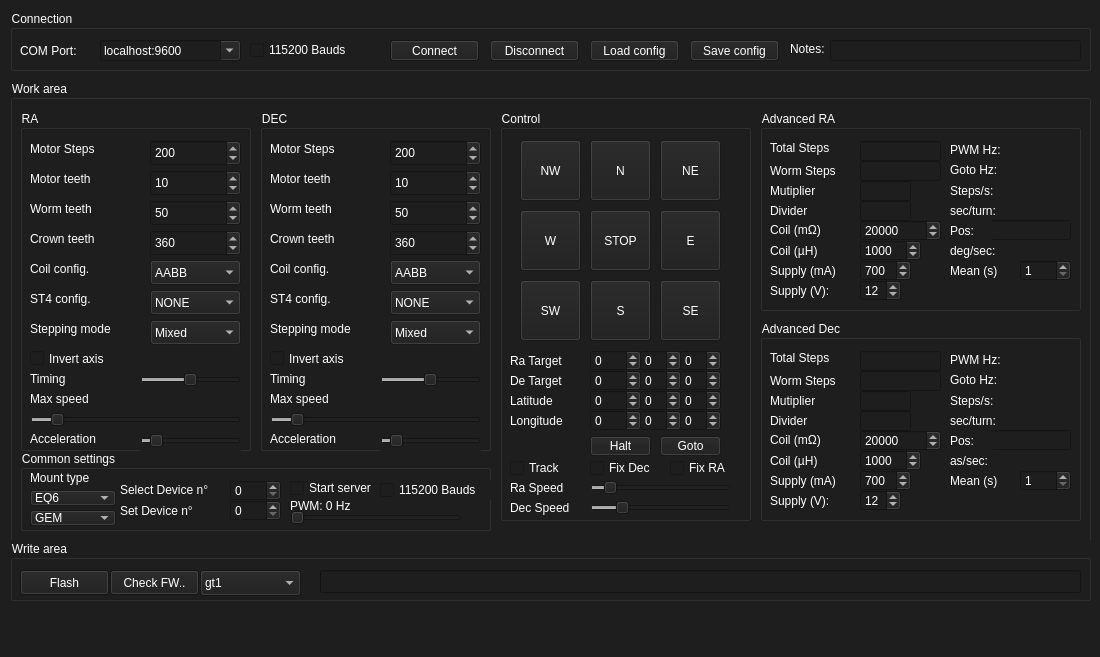
ahp-electronics/gt-configurator, file mainwindow.ui: the form before one commit.
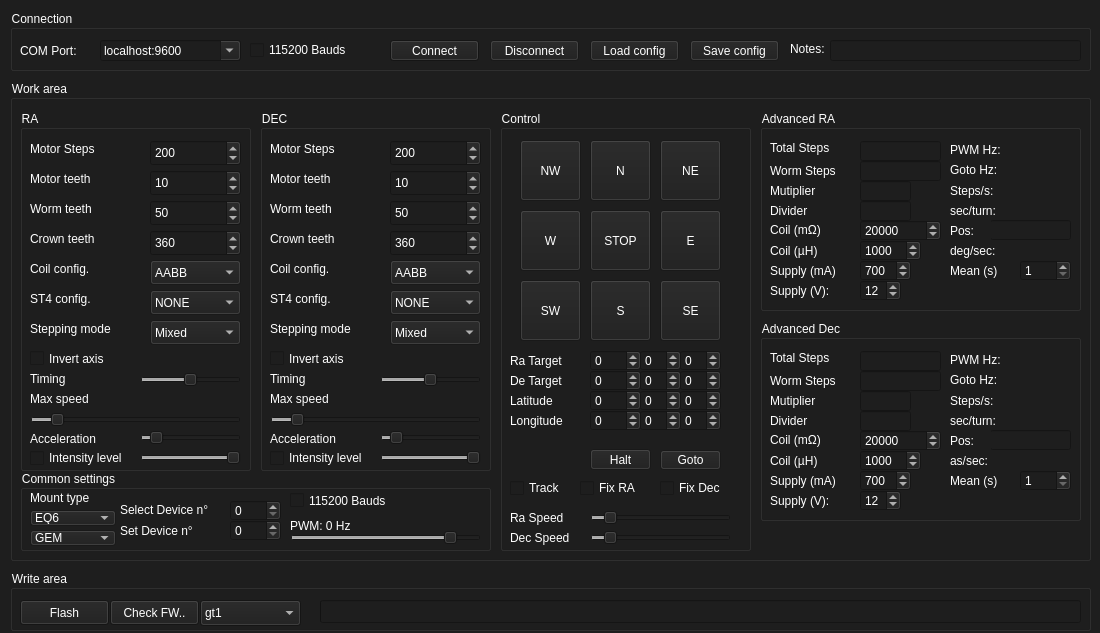
The form after the commit.

Commit message: Add torque control

Diff of the .ui file:
```diff
--- a/mainwindow.ui
+++ b/mainwindow.ui
@@ -7,7 +7,7 @@
     <x>0</x>
     <y>0</y>
     <width>1100</width>
-    <height>657</height>
+    <height>633</height>
    </rect>
   </property>
   <property name="styleSheet">
@@ -25,7 +25,7 @@
       <x>10</x>
       <y>80</y>
       <width>1081</width>
-      <height>461</height>
+      <height>481</height>
      </rect>
     </property>
     <property name="contextMenuPolicy">
@@ -46,7 +46,7 @@
        <x>490</x>
        <y>30</y>
        <width>251</width>
-       <height>411</height>
+       <height>441</height>
       </rect>
      </property>
      <property name="title">
@@ -121,7 +121,7 @@
       <property name="geometry">
        <rect>
         <x>90</x>
-        <y>370</y>
+        <y>400</y>
         <width>141</width>
         <height>16</height>
        </rect>
@@ -149,7 +149,7 @@
       <property name="geometry">
        <rect>
         <x>10</x>
-        <y>370</y>
+        <y>400</y>
         <width>81</width>
         <height>16</height>
        </rect>
@@ -162,7 +162,7 @@
       <property name="geometry">
        <rect>
         <x>10</x>
-        <y>390</y>
+        <y>420</y>
         <width>81</width>
         <height>16</height>
        </rect>
@@ -175,7 +175,7 @@
       <property name="geometry">
        <rect>
         <x>90</x>
-        <y>390</y>
+        <y>420</y>
         <width>141</width>
         <height>16</height>
        </rect>
@@ -184,7 +184,7 @@
        <number>1</number>
       </property>
       <property name="maximum">
-       <number>1000</number>
+       <number>2000</number>
       </property>
       <property name="value">
        <number>200</number>
@@ -203,7 +203,7 @@
       <property name="geometry">
        <rect>
         <x>10</x>
-        <y>350</y>
+        <y>370</y>
         <width>71</width>
         <height>16</height>
        </rect>
@@ -216,7 +216,7 @@
       <property name="geometry">
        <rect>
         <x>160</x>
-        <y>326</y>
+        <y>340</y>
         <width>61</width>
         <height>20</height>
        </rect>
@@ -292,8 +292,8 @@
      <widget class="QCheckBox" name="TuneRa">
       <property name="geometry">
        <rect>
-        <x>170</x>
-        <y>350</y>
+        <x>80</x>
+        <y>370</y>
         <width>71</width>
         <height>16</height>
        </rect>
@@ -357,8 +357,8 @@
      <widget class="QCheckBox" name="TuneDec">
       <property name="geometry">
        <rect>
-        <x>90</x>
-        <y>350</y>
+        <x>160</x>
+        <y>370</y>
         <width>71</width>
         <height>16</height>
        </rect>
@@ -447,9 +447,9 @@
       <property name="geometry">
        <rect>
         <x>90</x>
-        <y>326</y>
+        <y>339</y>
         <width>61</width>
-        <height>20</height>
+        <height>21</height>
        </rect>
       </property>
       <property name="text">
@@ -604,7 +604,7 @@
      <property name="geometry">
       <rect>
        <x>10</x>
-       <y>370</y>
+       <y>390</y>
        <width>471</width>
        <height>81</height>
       </rect>
@@ -699,9 +699,9 @@
       <property name="geometry">
        <rect>
         <x>270</x>
-        <y>46</y>
+        <y>45</y>
         <width>171</width>
-        <height>20</height>
+        <height>21</height>
        </rect>
       </property>
       <property name="text">
@@ -713,7 +713,7 @@
        <rect>
         <x>270</x>
         <y>60</y>
-        <width>171</width>
+        <width>191</width>
         <height>16</height>
        </rect>
       </property>
@@ -726,6 +726,9 @@
       <property name="singleStep">
        <number>1</number>
       </property>
+      <property name="value">
+       <number>13</number>
+      </property>
       <property name="orientation">
        <enum>Qt::Horizontal</enum>
       </property>
@@ -790,26 +793,13 @@
        <string>Set Device n°</string>
       </property>
      </widget>
-     <widget class="QCheckBox" name="Server">
-      <property name="geometry">
-       <rect>
-        <x>270</x>
-        <y>30</y>
-        <width>91</width>
-        <height>16</height>
-       </rect>
-      </property>
-      <property name="text">
-       <string>Start server</string>
-      </property>
-     </widget>
      <widget class="QCheckBox" name="HighBauds">
       <property name="geometry">
        <rect>
-        <x>360</x>
-        <y>30</y>
+        <x>270</x>
+        <y>20</y>
         <width>111</width>
-        <height>20</height>
+        <height>21</height>
        </rect>
       </property>
       <property name="text">
@@ -1600,7 +1590,7 @@
        <x>10</x>
        <y>30</y>
        <width>231</width>
-       <height>341</height>
+       <height>361</height>
       </rect>
      </property>
      <property name="title">
@@ -1844,7 +1834,7 @@
         <x>120</x>
         <y>320</y>
         <width>101</width>
-        <height>21</height>
+        <height>16</height>
        </rect>
       </property>
       <property name="maximum">
@@ -1984,6 +1974,47 @@
        <string>Timing</string>
       </property>
      </widget>
+     <widget class="QSlider" name="IntensityLevel_0">
+      <property name="geometry">
+       <rect>
+        <x>120</x>
+        <y>340</y>
+        <width>101</width>
+        <height>16</height>
+       </rect>
+      </property>
+      <property name="maximum">
+       <number>100</number>
+      </property>
+      <property name="singleStep">
+       <number>1</number>
+      </property>
+      <property name="value">
+       <number>100</number>
+      </property>
+      <property name="orientation">
+       <enum>Qt::Horizontal</enum>
+      </property>
+      <property name="tickPosition">
+       <enum>QSlider::NoTicks</enum>
+      </property>
+      <property name="tickInterval">
+       <number>8</number>
+      </property>
+     </widget>
+     <widget class="QCheckBox" name="IntensityControl_0">
+      <property name="geometry">
+       <rect>
+        <x>10</x>
+        <y>340</y>
+        <width>101</width>
+        <height>16</height>
+       </rect>
+      </property>
+      <property name="text">
+       <string>Intensity level</string>
+      </property>
+     </widget>
     </widget>
     <widget class="QGroupBox" name="DEC">
      <property name="enabled">
@@ -1994,7 +2025,7 @@
        <x>250</x>
        <y>30</y>
        <width>231</width>
-       <height>341</height>
+       <height>361</height>
       </rect>
      </property>
      <property name="title">
@@ -2343,7 +2374,7 @@
         <x>120</x>
         <y>320</y>
         <width>101</width>
-        <height>21</height>
+        <height>16</height>
        </rect>
       </property>
       <property name="maximum">
@@ -2378,6 +2409,50 @@
        <string>Max speed</string>
       </property>
      </widget>
+     <widget class="QSlider" name="IntensityLevel_1">
+      <property name="geometry">
+       <rect>
+        <x>120</x>
+        <y>340</y>
+        <width>101</width>
+        <height>16</height>
+       </rect>
+      </property>
+      <property name="maximum">
+       <number>100</number>
+      </property>
+      <property name="singleStep">
+       <number>1</number>
+      </property>
+      <property name="value">
+       <number>100</number>
+      </property>
+      <property name="sliderPosition">
+       <number>100</number>
+      </property>
+      <property name="orientation">
+       <enum>Qt::Horizontal</enum>
+      </property>
+      <property name="tickPosition">
+       <enum>QSlider::NoTicks</enum>
+      </property>
+      <property name="tickInterval">
+       <number>8</number>
+      </property>
+     </widget>
+     <widget class="QCheckBox" name="IntensityControl_1">
+      <property name="geometry">
+       <rect>
+        <x>10</x>
+        <y>340</y>
+        <width>101</width>
+        <height>16</height>
+       </rect>
+      </property>
+      <property name="text">
+       <string>Intensity level</string>
+      </property>
+     </widget>
     </widget>
    </widget>
    <widget class="QGroupBox" name="Connection">
@@ -2532,7 +2607,7 @@
     <property name="geometry">
      <rect>
       <x>10</x>
-      <y>540</y>
+      <y>570</y>
       <width>1081</width>
       <height>61</height>
      </rect>
@@ -2657,7 +2732,6 @@
     </rect>
    </property>
   </widget>
-  <widget class="QStatusBar" name="statusbar"/>
   <action name="actionOpen_FW">
    <property name="text">
     <string>Open FW...</string>
```
The commit also changes 15 other files.
